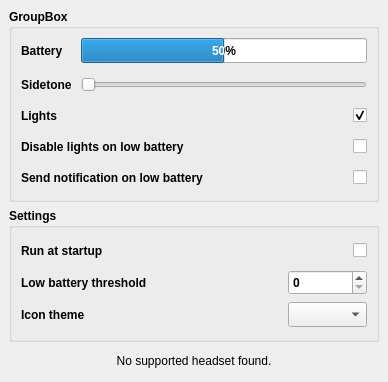
Qt form src/HeadsetControlQt/headsetcontrolqt.ui (Odizinne/HeadsetControl-Qt) before a commit.
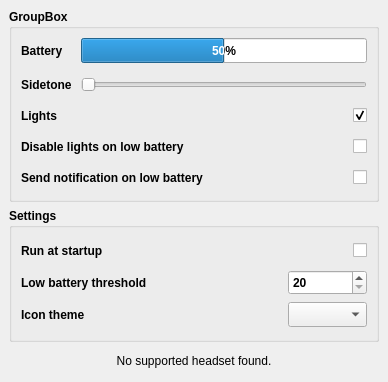
The same form after that commit.

```diff
--- a/src/HeadsetControlQt/headsetcontrolqt.ui
+++ b/src/HeadsetControlQt/headsetcontrolqt.ui
@@ -294,7 +294,7 @@
           </size>
          </property>
          <property name="minimum">
-          <number>0</number>
+          <number>20</number>
          </property>
          <property name="maximum">
           <number>100</number>
```
